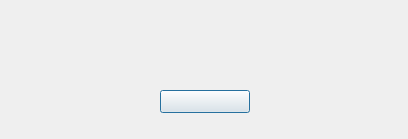
klaalk/klapklap, file client/src/ui/modaldialog.ui: the form before one commit.
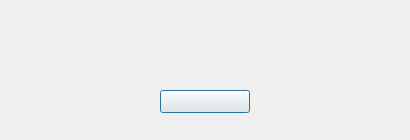
The form after the commit.

What changed in the file:
```diff
--- a/client/src/ui/modaldialog.ui
+++ b/client/src/ui/modaldialog.ui
@@ -6,13 +6,28 @@
    <rect>
     <x>0</x>
     <y>0</y>
-    <width>408</width>
-    <height>139</height>
+    <width>410</width>
+    <height>140</height>
    </rect>
   </property>
+  <property name="sizePolicy">
+   <sizepolicy hsizetype="Fixed" vsizetype="Fixed">
+    <horstretch>0</horstretch>
+    <verstretch>0</verstretch>
+   </sizepolicy>
+  </property>
+  <property name="minimumSize">
+   <size>
+    <width>410</width>
+    <height>140</height>
+   </size>
+  </property>
   <property name="windowTitle">
    <string>Dialog</string>
   </property>
+  <property name="sizeGripEnabled">
+   <bool>false</bool>
+  </property>
   <widget class="QPushButton" name="confirmBtn">
    <property name="geometry">
     <rect>
```
